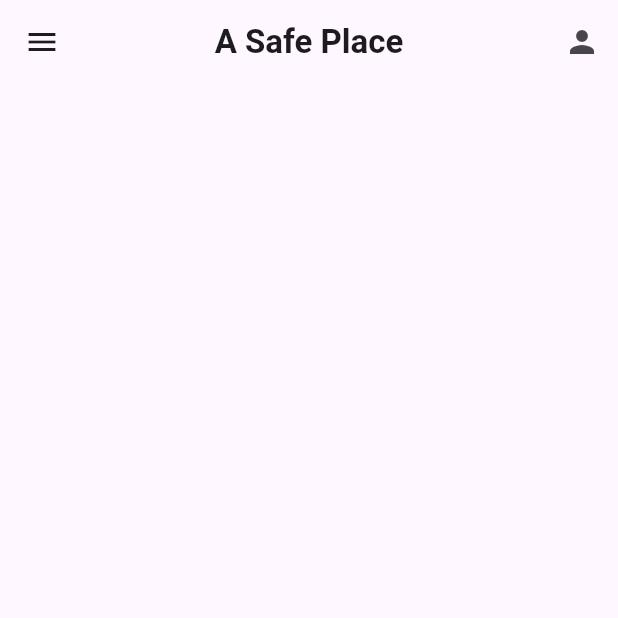
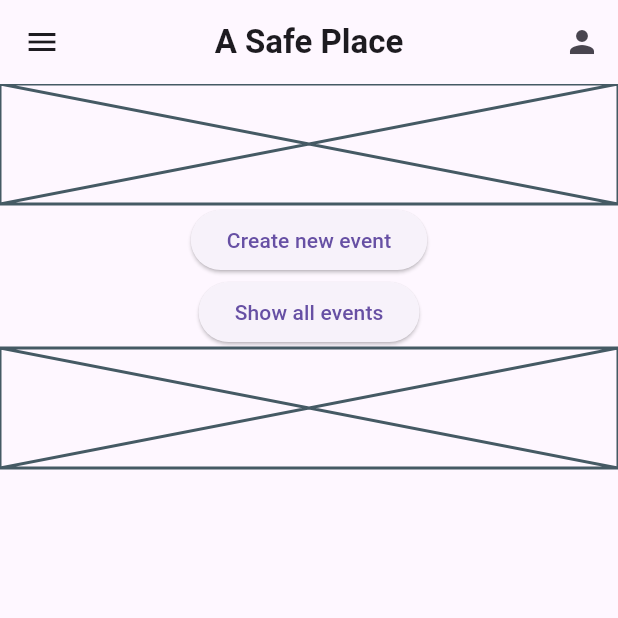
Before and after one commit to frasey/a_safe_place, a Flutter app: the HomePage screen opened directly, on a phone screen of 412 x 824 dp, the top half of it. Run offline on Flutter 3.47's test engine with Material 3 defaults, Android fonts, the light colour scheme and no system bars; our stand-ins replace flutter_dotenv; missing offline and left inert: mongo_dart.

Commit message:
added elevated buttons and placeholders to homepage

```diff
--- a/lib/Homepage/HomePage.dart
+++ b/lib/Homepage/HomePage.dart
@@ -1,6 +1,6 @@
 import 'package:flutter/material.dart';
 import 'MenuTile.dart';
-import '../Events/OLD.dart';
+import '../Events/Event.dart';
 
 class HomePage extends StatelessWidget {
   const HomePage({super.key});
@@ -20,7 +20,7 @@ class HomePage extends StatelessWidget {
             return IconButton(
               icon: const Icon(Icons.menu),
               onPressed: () {
-                // CALL DRAWER OPEN FUNTION HERE
+                // CALL DRAWER OPEN FUNCTION HERE
                 Scaffold.of(context).openDrawer();
               },
             );
@@ -56,9 +56,31 @@ class HomePage extends StatelessWidget {
         ),
 
         // HOMEPAGE BODY
-        body: const Column(
+        body:  Column(
+          crossAxisAlignment: CrossAxisAlignment.center,
           children: [
-            // Event(),         OR EVENT PREVIEW?
+            // NEXT EVENT PREVIEW
+            const Placeholder(
+              fallbackHeight: 80,
+              fallbackWidth: 150,
+            ),
+            //
+            ElevatedButton(
+                onPressed: () {},
+                child: const Text('Create new event'),
+            ),
+
+            // SEE ALL EVENTS
+            ElevatedButton(
+                onPressed: () {},
+                child: const Text('Show all events'),
+            ),
+
+            // NOTES
+            const Placeholder(
+              fallbackHeight: 80,
+              fallbackWidth: 150,
+            ),
           ],
         ));
   }
--- a/lib/main.dart
+++ b/lib/main.dart
@@ -21,7 +21,7 @@ class MyApp extends StatelessWidget {
   Widget build(BuildContext context) {
     return const MaterialApp(
       title: 'A Safe Place',
-      home: Event(),
+      home: HomePage(),
     );
   }
 }
```
